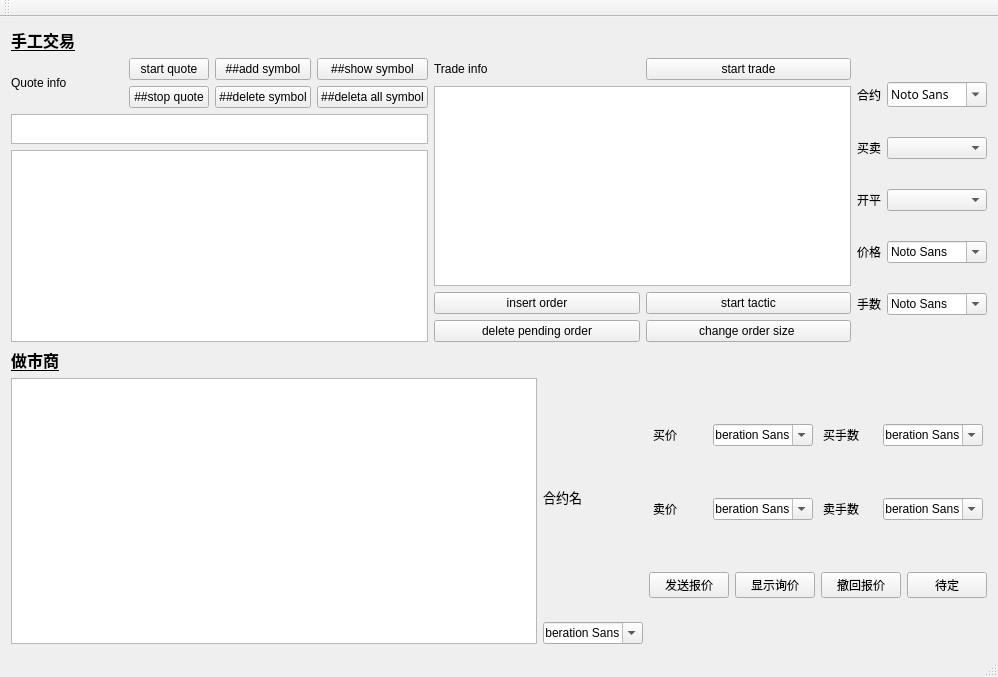
Old version of the form mainwindow.ui in the repository wdy0401/only_qt_ctp.
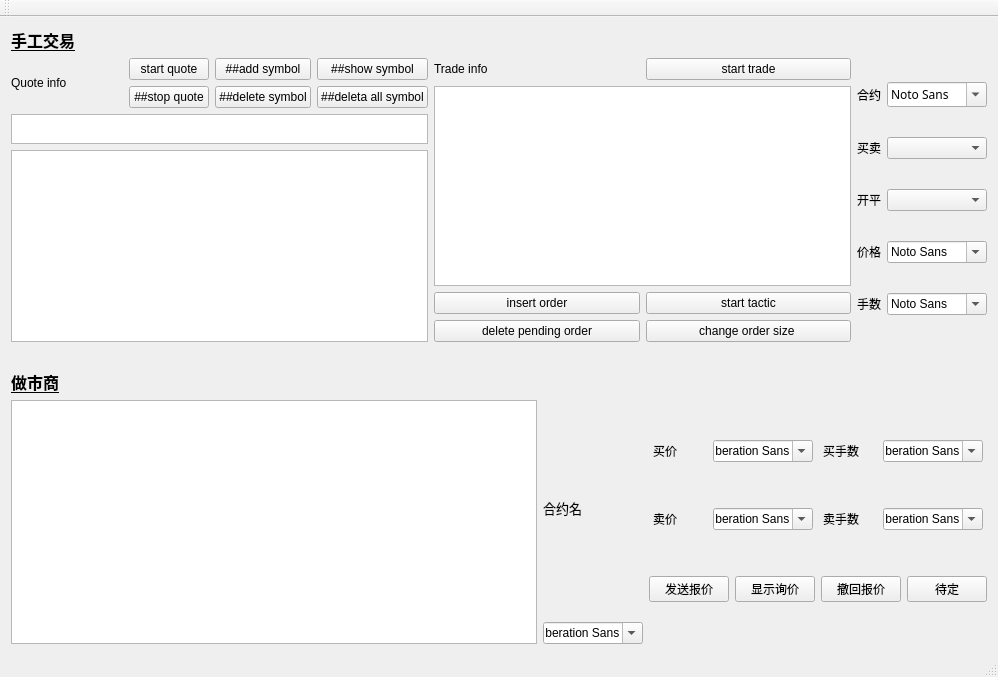
New version of the form.

Commit message: set seperate line

What changed in the file:
```diff
--- a/mainwindow.ui
+++ b/mainwindow.ui
@@ -10,6 +10,12 @@
     <height>677</height>
    </rect>
   </property>
+  <property name="sizePolicy">
+   <sizepolicy hsizetype="Preferred" vsizetype="Preferred">
+    <horstretch>0</horstretch>
+    <verstretch>0</verstretch>
+   </sizepolicy>
+  </property>
   <property name="windowTitle">
    <string>CTP_QUOTE_DISPLAY</string>
   </property>
@@ -348,9 +354,41 @@
       </item>
      </layout>
     </item>
+    <item>
+     <widget class="QLabel" name="label_17">
+      <property name="minimumSize">
+       <size>
+        <width>0</width>
+        <height>5</height>
+       </size>
+      </property>
+      <property name="maximumSize">
+       <size>
+        <width>16777215</width>
+        <height>5</height>
+       </size>
+      </property>
+      <property name="text">
+       <string/>
+      </property>
+     </widget>
+    </item>
     <item>
      <layout class="QHBoxLayout" name="horizontalLayout"/>
     </item>
+    <item>
+     <widget class="QLabel" name="label_18">
+      <property name="maximumSize">
+       <size>
+        <width>16777215</width>
+        <height>5</height>
+       </size>
+      </property>
+      <property name="text">
+       <string/>
+      </property>
+     </widget>
+    </item>
     <item>
      <widget class="QLabel" name="label_13">
       <property name="text">
```
The commit also changes 2 other files.
